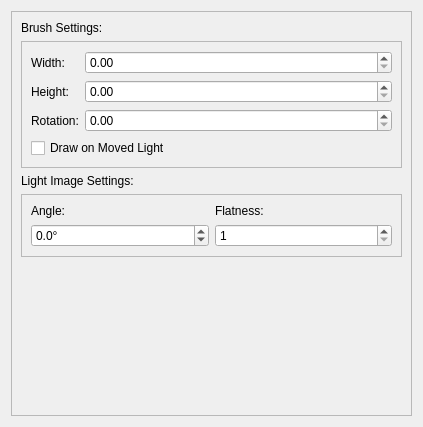
Old version of the form ui/uifiles/editors/light.ui in the repository timofey260/RWE-Sharp.
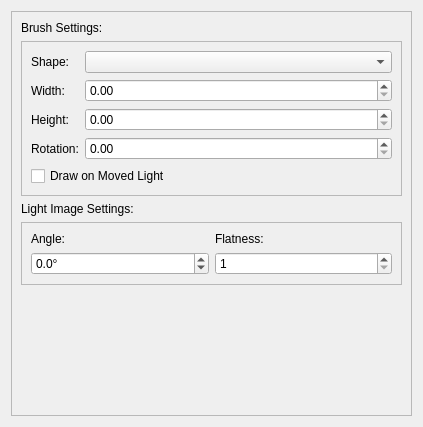
New version of the form.

```diff
--- a/ui/uifiles/editors/light.ui
+++ b/ui/uifiles/editors/light.ui
@@ -47,34 +47,41 @@
          <layout class="QVBoxLayout" name="verticalLayout_4">
           <item>
            <layout class="QGridLayout" name="gridLayout_2">
-            <item row="2" column="1">
-             <widget class="QDoubleSpinBox" name="Rotation_2">
-              <property name="sizePolicy">
-               <sizepolicy hsizetype="Expanding" vsizetype="Fixed">
-                <horstretch>0</horstretch>
-                <verstretch>0</verstretch>
-               </sizepolicy>
-              </property>
-             </widget>
-            </item>
-            <item row="1" column="0">
+            <item row="2" column="0">
              <widget class="QLabel" name="label_11">
               <property name="text">
                <string>Height:</string>
               </property>
              </widget>
             </item>
-            <item row="0" column="1">
-             <widget class="QDoubleSpinBox" name="Width_2">
-              <property name="sizePolicy">
-               <sizepolicy hsizetype="Expanding" vsizetype="Fixed">
-                <horstretch>0</horstretch>
-                <verstretch>0</verstretch>
-               </sizepolicy>
-              </property>
-             </widget>
-            </item>
             <item row="1" column="1">
+             <widget class="QDoubleSpinBox" name="Width_2">
+              <property name="sizePolicy">
+               <sizepolicy hsizetype="Expanding" vsizetype="Fixed">
+                <horstretch>0</horstretch>
+                <verstretch>0</verstretch>
+               </sizepolicy>
+              </property>
+             </widget>
+            </item>
+            <item row="3" column="1">
+             <widget class="QDoubleSpinBox" name="Rotation_2">
+              <property name="sizePolicy">
+               <sizepolicy hsizetype="Expanding" vsizetype="Fixed">
+                <horstretch>0</horstretch>
+                <verstretch>0</verstretch>
+               </sizepolicy>
+              </property>
+             </widget>
+            </item>
+            <item row="1" column="0">
+             <widget class="QLabel" name="label_14">
+              <property name="text">
+               <string>Width:</string>
+              </property>
+             </widget>
+            </item>
+            <item row="2" column="1">
              <widget class="QDoubleSpinBox" name="Height_2">
               <property name="sizePolicy">
                <sizepolicy hsizetype="Expanding" vsizetype="Fixed">
@@ -84,7 +91,7 @@
               </property>
              </widget>
             </item>
-            <item row="2" column="0">
+            <item row="3" column="0">
              <widget class="QLabel" name="label_15">
               <property name="text">
                <string>Rotation:</string>
@@ -92,12 +99,15 @@
              </widget>
             </item>
             <item row="0" column="0">
-             <widget class="QLabel" name="label_14">
+             <widget class="QLabel" name="label_16">
               <property name="text">
-               <string>Width:</string>
+               <string>Shape:</string>
               </property>
              </widget>
             </item>
+            <item row="0" column="1">
+             <widget class="QComboBox" name="Shape"/>
+            </item>
            </layout>
           </item>
           <item>
```
